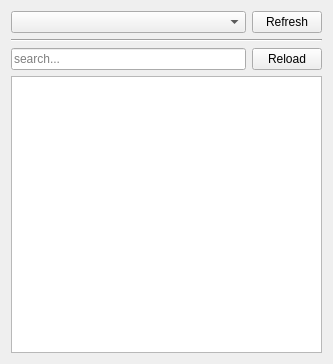
Qt form Tools/HolocronToolset/src/ui/widgets/resource_list.ui (NickHugi/PyKotor) before a commit.
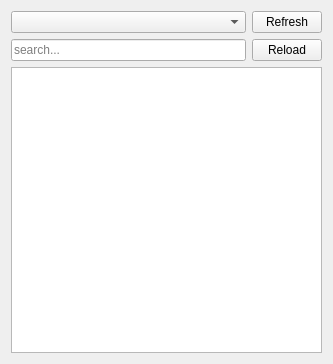
The same form after that commit. Custom widgets are drawn as their Qt base class.

What changed in the file:
```diff
--- a/Tools/HolocronToolset/src/ui/widgets/resource_list.ui
+++ b/Tools/HolocronToolset/src/ui/widgets/resource_list.ui
@@ -53,13 +53,6 @@
      </item>
     </layout>
    </item>
-   <item>
-    <widget class="Line" name="line">
-     <property name="orientation">
-      <enum>Qt::Orientation::Horizontal</enum>
-     </property>
-    </widget>
-   </item>
    <item>
     <layout class="QHBoxLayout" name="horizontalLayout_4">
      <item>
```
Left out of the diff: 13 changed lines with no effect on the pictures. Lines whose indentation alone changed are shown as unchanged.
